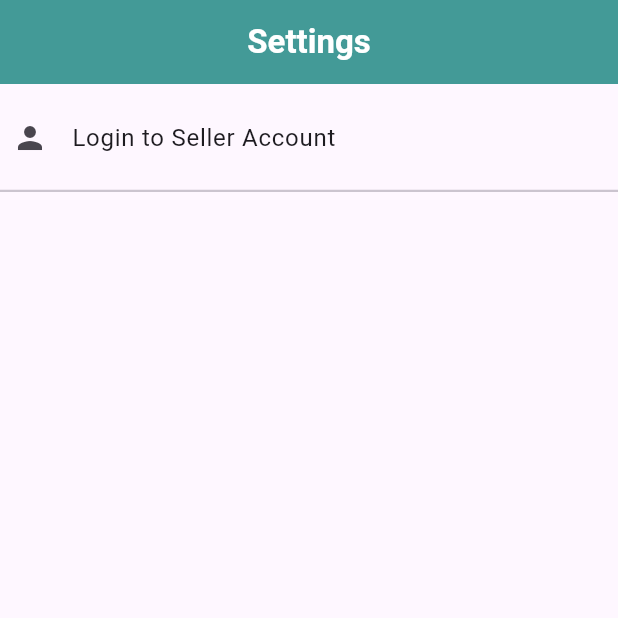
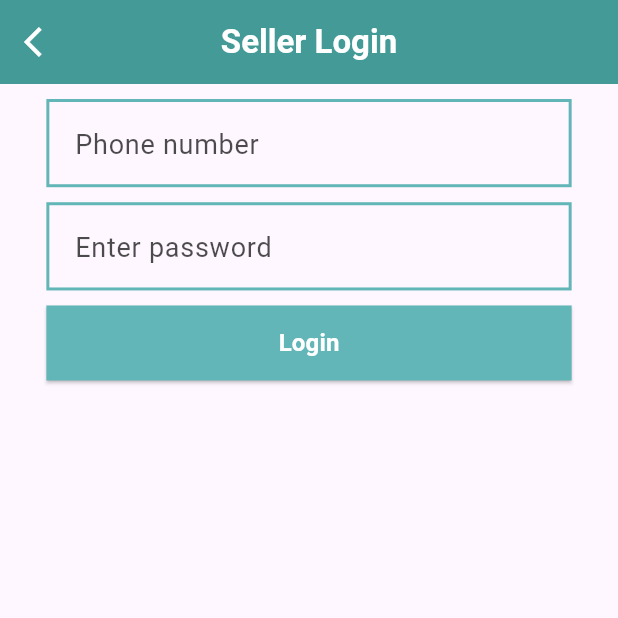
Before and after one commit to ilyas-kukshi/Sfh_App, a Flutter app: the Settings screen opened directly, after a tap on "Login to Seller Account", on a phone screen of 412 x 824 dp, the top half of it. Run offline on Flutter 3.47's test engine with Material 3 defaults, Android fonts, the light colour scheme and no system bars; our stand-ins replace cached_network_image, firebase_storage, flutter_image_compress, flutter_riverpod, fluttertoast, freezed_annotation and 6 more; accounts and stored records are empty; generated files the repository leaves out were written again; network calls fail.

Commit message:
auth/seller login, shipping

```diff
--- /dev/null
+++ b/lib/auth/seller_login.dart
@@ -0,0 +1,93 @@
+// ignore_for_file: use_build_context_synchronously
+
+import 'package:flutter/material.dart';
+import 'package:flutter/services.dart';
+import 'package:flutter_riverpod/flutter_riverpod.dart';
+import 'package:fluttertoast/fluttertoast.dart';
+import 'package:sfh_app/models/auth/auth_model.dart';
+import 'package:sfh_app/models/user/user_model.dart';
+import 'package:sfh_app/services/auth/auth_service.dart';
+import 'package:sfh_app/services/seller_service.dart';
+import 'package:sfh_app/shared/app_theme_shared.dart';
+import 'package:sfh_app/shared/utility.dart';
+import 'package:shared_preferences/shared_preferences.dart';
+
+class SellerLogin extends ConsumerStatefulWidget {
+  const SellerLogin({super.key});
+
+  @override
+  ConsumerState<SellerLogin> createState() => _SellerLoginState();
+}
+
+class _SellerLoginState extends ConsumerState<SellerLogin> {
+  GlobalKey<FormState> key = GlobalKey();
+  TextEditingController phoneNumber = TextEditingController();
+  TextEditingController password = TextEditingController();
+
+  @override
+  Widget build(BuildContext context) {
+    return Scaffold(
+      appBar: AppThemeShared.appBar(title: "Seller Login", context: context),
+      body: SingleChildScrollView(
+        child: Center(
+          child: Form(
+            key: key,
+            child: Column(
+              children: [
+                const SizedBox(height: 10),
+                AppThemeShared.textFormField(
+                  context: context,
+                  controller: phoneNumber,
+                  hintText: 'Phone number',
+                  validator: Utility.phoneNumberValidator,
+                  keyboardType: TextInputType.number,
+                  inputFormatters: [LengthLimitingTextInputFormatter(10)],
+                ),
+                const SizedBox(height: 10),
+                AppThemeShared.textFormField(
+                    context: context,
+                    hintText: "Enter password",
+                    controller: password,
+                    validator: Utility.nameValidator),
+                const SizedBox(height: 10),
+                AppThemeShared.sharedButton(
+                  context: context,
+                  height: 50,
+                  width: MediaQuery.of(context).size.width * 0.85,
+                  buttonText: "Login",
+                  onTap: () {
+                    final valid = key.currentState!.validate();
+                    if (valid) {
+                      login();
+                    }
+                  },
+                )
+              ],
+            ),
+          ),
+        ),
+      ),
+    );
+  }
+
+  login() async {
+    // UserModel? user = await SellerService().login(
+    //     AuthModel(phoneNumber: phoneNumber.text, password: password.text));
+    final signin = ref.read(signInProvider(
+            AuthModel(phoneNumber: phoneNumber.text, password: password.text))
+        .future);
+
+    signin.then((singedIn) async {
+      if (singedIn) {
+        final SharedPreferences sharedPreferences =
+            await SharedPreferences.getInstance();
+        await sharedPreferences.setString(
+            "phoneNumber", "91${phoneNumber.text}");
+        Fluttertoast.showToast(msg: "logged in successfully");
+        Navigator.pushNamedAndRemoveUntil(
+            context, '/bottomNav', (route) => false);
+      }
+    });
+
+  }
+}
--- a/lib/main.dart
+++ b/lib/main.dart
@@ -3,6 +3,7 @@ import 'package:flutter/material.dart';
 import 'package:flutter_riverpod/flutter_riverpod.dart';
 import 'package:google_mobile_ads/google_mobile_ads.dart';
 import 'package:page_transition/page_transition.dart';
+import 'package:sfh_app/auth/seller_login.dart';
 import 'package:sfh_app/models/category/category_model.dart';
 import 'package:sfh_app/models/products/product_model.dart';
 import 'package:sfh_app/screens/add_seller.dart';
@@ -47,6 +48,12 @@ class MyApp extends StatelessWidget {
 
   Route _routing(RouteSettings settings) {
     switch (settings.name) {
+      case '/bottomNav':
+        return PageTransition(
+            child: const BottomNav(), type: PageTransitionType.leftToRight);
+      case '/dashboardMain':
+        return PageTransition(
+            child: const DashboardMain(), type: PageTransitionType.leftToRight);
       case '/addCategory':
         return PageTransition(
             child: AddCategory(category: settings.arguments as CategoryModel?),
@@ -87,6 +94,9 @@ class MyApp extends StatelessWidget {
               category: settings.arguments as CategoryModel,
             ),
             type: PageTransitionType.leftToRight);
+      case '/sellerLogin':
+        return PageTransition(
+            child: const SellerLogin(), type: PageTransitionType.leftToRight);
       case '/addSeller':
         return PageTransition(
             child: const AddSeller(), type: PageTransitionType.leftToRight);
--- a/lib/models/auth/auth_model.dart
+++ b/lib/models/auth/auth_model.dart
@@ -17,10 +17,10 @@ class AuthModel with _$AuthModel {
   const factory AuthModel({
     required String phoneNumber,
     required String password,
-    @JsonKey(name: '_id') required String id,
+    @JsonKey(name: '_id') String? id,
     DateTime? createdAt,
     DateTime? updatedAt,
-    @JsonKey(name: '__v') required int v,
+    @JsonKey(name: '__v') int? v,
   }) = _AuthModel;
 
   factory AuthModel.fromJson(Map<String, dynamic> json) =>
--- a/lib/models/products/product_model.dart
+++ b/lib/models/products/product_model.dart
@@ -19,16 +19,6 @@ ProductModel productModelFromJson(String str) =>
 
 String productModelToJson(ProductModel data) => json.encode(data.toJson());
 
-// @freezed
-// class ProductModel with _$ProductModel {
-//   const factory ProductModel({
-//     required Product product,
-//   }) = _ProductModel;
-
-//   factory ProductModel.fromJson(Map<String, dynamic> json) =>
-//       _$ProductModelFromJson(json);
-// }
-
 @freezed
 class ProductModel with _$ProductModel {
   const factory ProductModel({
@@ -38,6 +28,7 @@ class ProductModel with _$ProductModel {
     required int discount,
     required CategoryModel category,
     required bool available,
+    required bool freeShipping,
     required UserModel seller,
     List<TagModel>? tags,
     int? views,
--- a/lib/screens/settings.dart
+++ b/lib/screens/settings.dart
@@ -17,8 +17,11 @@ class _SettingsState extends State<Settings> {
       body: SingleChildScrollView(
         child: Column(
           children: [
-            tile(Icons.person, "Login to Seller Account", () {}),
-            divider()
+            tile(Icons.person, "Login to Seller Account",
+                () => Navigator.pushNamed(context, '/sellerLogin')),
+            divider(),
+            // tile(Icons.favorite, "Favourites", () => null),
+            // divider(),
           ],
         ),
       ),
--- a/lib/services/auth_service.dart
+++ /dev/null
@@ -1,6 +0,0 @@
-class AuthService {
-
-  Future<bool> verifyPhoneNumber() async {
-    return false;
-  }
-}
--- a/lib/services/product_services.dart
+++ b/lib/services/product_services.dart
@@ -11,11 +11,15 @@ class ProductServices {
       var response =
           await http.post(Uri.parse("${Constants.baseUrl}/product/add"), body: {
         "imageUris": jsonEncode(product.imageUris.toList()),
+        "seller": product.seller.id,
         "name": product.name,
         "price": jsonEncode(product.price),
         "discount": jsonEncode(product.discount),
         "category": product.category.id,
-        "tags": jsonEncode(product.tags!.map((e) => e.id).toList())
+        "freeShipping": jsonEncode(product.freeShipping),
+        "tags": product.tags != null
+            ? jsonEncode(product.tags!.map((e) => e.id).toList())
+            : []
       });
 
       if (response.statusCode == 201) {
--- a/lib/shared/constants.dart
+++ b/lib/shared/constants.dart
@@ -3,10 +3,13 @@ import 'dart:io';
 import 'package:google_mobile_ads/google_mobile_ads.dart';
 
 class Constants {
+  // static String baseUrl = "https://sfh-api-zlkq.onrender.com";
   static String baseUrl = 'http://192.168.1.102:8080';
   static String whatsappNumber = "919987655052";
 
-  static String removeBgApiKey = "R1saZ1RixsSshap565Lcuvb8";
+  static String admin = "Admin";
+  static String seller = "Seller";
+  static String user = "User";
 
   static String get bannerAddUnitId {
     return Platform.isAndroid
--- a/pubspec.yaml
+++ b/pubspec.yaml
@@ -52,6 +52,8 @@ dependencies:
   uuid: ^4.2.1
   url_launcher: ^6.2.1
   google_mobile_ads: ^4.0.0
+  shared_preferences: ^2.2.2
+  firebase_messaging: ^14.7.8
 
 
 dev_dependencies:
```
Also changed, not shown: lib/screens/dashboard/dashboard_drawer.dart (+4 -3 lines), lib/screens/dashboard/dashboard_main.dart (+52 -34 lines), lib/screens/favourites.dart (added, +19 -0 lines), lib/screens/product/add_products.dart (+44 -4 lines), lib/screens/product/view_images.dart (+7 -0 lines), lib/services/auth/auth_service.dart (added, +66 -0 lines), lib/services/seller_service.dart (+30 -0 lines), lib/shared/product_card.dart (+15 -1 lines), lib/shared/utility.dart (+37 -24 lines), lib/auth/login.dart (renamed from lib/screens/login.dart), lib/models/auth/auth_model.freezed.dart, lib/models/auth/auth_model.g.dart, lib/models/products/product_model.freezed.dart, lib/models/products/product_model.g.dart, 2 more files, 5 other files.
